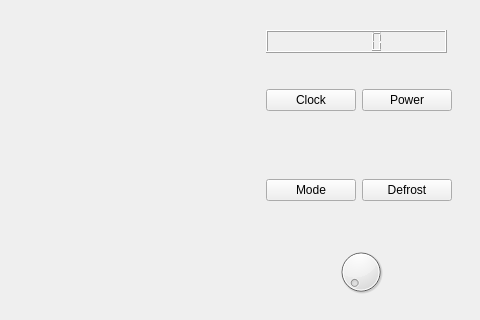
This is mainwindow.ui in BarthPaleologue/WaveX2000 as Qt 5 draws it before an edit; both pictures show x 264 to 744 and y 0 to 320 of the 744 by 481 pixel window. The edited form follows.
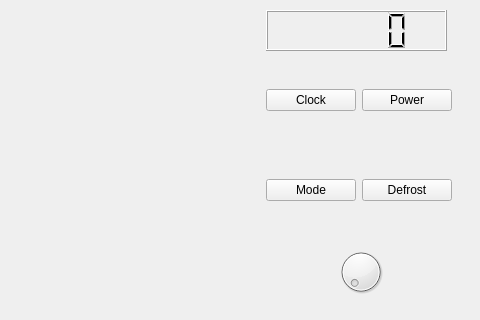
This is the edited form.

```diff
--- a/mainwindow.ui
+++ b/mainwindow.ui
@@ -106,9 +106,9 @@
     <property name="geometry">
      <rect>
       <x>530</x>
-      <y>30</y>
+      <y>10</y>
       <width>181</width>
-      <height>23</height>
+      <height>41</height>
      </rect>
     </property>
    </widget>
```
Left out of the diff: 2 changed lines with no effect on the pictures.
